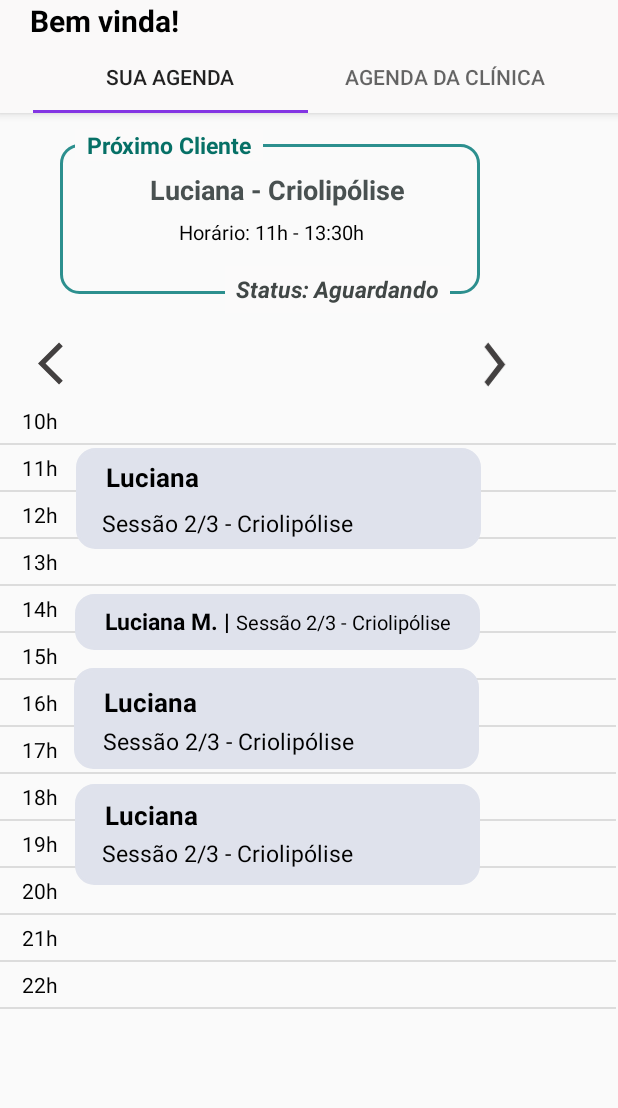
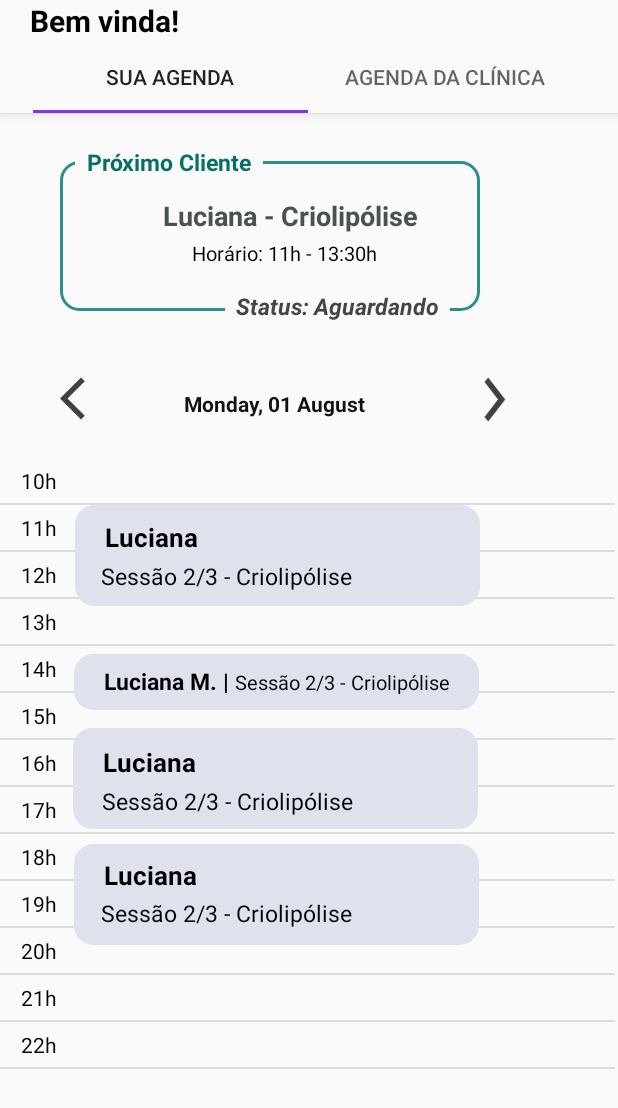
Before and after one commit to kiragb/Projeto_Clinica, an Android app: the SuaAgendaActivity screen opened directly, with no data from a screen before it, on a phone screen of 412 x 824 dp. Shown: the top 1108 px of the screen. Run offline under Robolectric (Android 15) with nearby library versions, the light colour scheme and no system bars.

Commit message:
Data colocada

```diff
--- a/app/src/main/java/com/example/projetoclinica/SuaAgendaActivity.kt
+++ b/app/src/main/java/com/example/projetoclinica/SuaAgendaActivity.kt
@@ -7,6 +7,8 @@ import android.view.ViewGroup
 import android.widget.*
 import androidx.annotation.Nullable
 import androidx.fragment.app.Fragment
+import java.text.SimpleDateFormat
+import java.util.*
 import android.content.Intent as Intent
 
 
@@ -28,6 +30,13 @@ class SuaAgendaActivity : Fragment() {
 
     override fun onViewCreated(view: View, @Nullable savedInstanceState: Bundle?) {
         super.onViewCreated(view, savedInstanceState)
+
+        val date = Calendar.getInstance().time
+
+        val DiaeMes = view.findViewById<TextView>(R.id.DiaeMes)
+
+        var dateTimeFormat = SimpleDateFormat("EEEE, dd MMMM ", Locale.getDefault())
+        DiaeMes!!.text = dateTimeFormat.format(date)
 
         val Agenda = view.findViewById<ListView>(R.id.Agenda)
 
--- a/app/src/main/java/com/example/projetoclinica/TelaAgendaActivity.kt
+++ b/app/src/main/java/com/example/projetoclinica/TelaAgendaActivity.kt
@@ -26,8 +26,6 @@ class TelaAgendaActivity : AppCompatActivity() {
     private lateinit var binding: ActivityTelaAgendaBinding
     override fun onCreate(savedInstanceState: Bundle?) {
         super.onCreate(savedInstanceState)
-
-
 
 
         NomeUsuario = findViewById<View>(R.id.NomeUsuario) as TextView?
--- a/app/src/main/res/layout/activity_tela_agenda.xml
+++ b/app/src/main/res/layout/activity_tela_agenda.xml
@@ -95,15 +95,15 @@
     <LinearLayout
         android:id="@+id/linearLayout2"
         android:layout_width="match_parent"
-        android:layout_height="174dp"
+        android:layout_height="279dp"
         android:layout_marginTop="50dp"
         android:orientation="vertical">
 
         <androidx.constraintlayout.widget.ConstraintLayout
 
-            android:layout_width="340dp"
-            android:layout_height="116dp"
-            android:layout_marginTop="30dp"
+            android:layout_width="355dp"
+            android:layout_height="107dp"
+            android:layout_marginTop="50dp"
             app:cardBackgroundColor="#FFFFFF"
             app:cardCornerRadius="60dp"
             app:layout_anchor="@+id/linearLayout2"
@@ -199,9 +199,11 @@
     <androidx.viewpager.widget.ViewPager
         android:id="@+id/view_pager"
         android:layout_width="match_parent"
-        android:layout_height="match_parent"
-        android:layout_marginTop="150dp"
-        app:layout_behavior="@string/appbar_scrolling_view_behavior"></androidx.viewpager.widget.ViewPager>
+        android:layout_height="wrap_content"
+        android:layout_marginTop="170dp"
+        app:layout_behavior="@string/appbar_scrolling_view_behavior">
+
+    </androidx.viewpager.widget.ViewPager>
 
 
 </androidx.coordinatorlayout.widget.CoordinatorLayout>
--- a/app/src/main/res/layout/sua_agenda.xml
+++ b/app/src/main/res/layout/sua_agenda.xml
@@ -14,6 +14,7 @@
             android:layout_width="40dp"
             android:layout_height="35dp"
             android:layout_marginStart="310dp"
+            android:layout_marginTop="3dp"
             android:src="@drawable/ic_navegar"
             app:layout_constraintBottom_toBottomOf="parent"
             app:layout_constraintEnd_toEndOf="parent"
@@ -25,35 +26,29 @@
 
         <TextView
             android:id="@+id/DiaeMes"
-            android:layout_width="120dp"
-            android:layout_height="20dp"
-            android:layout_marginStart="55dp"
-            android:layout_marginTop="10dp"
+            android:layout_width="150dp"
+            android:layout_height="wrap_content"
+            android:layout_marginStart="-240dp"
+            android:layout_marginTop="-10dp"
             android:gravity="center_horizontal"
-            android:text="alo"
             android:textColor="#121212"
-            android:textStyle="bold"
-            app:layout_constraintBottom_toBottomOf="parent"
-            app:layout_constraintEnd_toEndOf="parent"
-            app:layout_constraintHorizontal_bias="0.498"
-            app:layout_constraintStart_toStartOf="parent"
-            app:layout_constraintTop_toTopOf="parent"
-            app:layout_constraintVertical_bias="0.066" />
+            android:textStyle="bold" />
 
 
         <ImageView
             android:id="@+id/DataAnterior"
             android:layout_width="wrap_content"
             android:layout_height="wrap_content"
-            android:layout_marginStart="-500dp"
+            android:layout_marginStart="-220dp"
+            android:layout_marginTop="3dp"
             android:src="@drawable/ic_voltar" />
 
         <ListView
             android:id="@+id/Agenda"
             android:layout_width="411dp"
             android:layout_height="438dp"
-            android:layout_marginStart="-60dp"
-            android:layout_marginTop="40dp"
+            android:layout_marginStart="-75dp"
+            android:layout_marginTop="60dp"
             tools:ignore="NestedScrolling">
 
         </ListView>
@@ -64,7 +59,7 @@
             android:layout_width="270dp"
             android:layout_height="67dp"
             android:layout_marginStart="-360dp"
-            android:layout_marginTop="73dp"
+            android:layout_marginTop="91dp"
             android:background="@drawable/rotulo"
             android:backgroundTint="#DFE2EC">
 
@@ -75,7 +70,7 @@
             android:layout_width="197dp"
             android:layout_height="35dp"
             android:layout_marginLeft="-250dp"
-            android:layout_marginTop="60dp"
+            android:layout_marginTop="80dp"
             android:gravity="left"
             android:text="@string/luciana"
             android:textColor="#000000"
@@ -86,9 +81,9 @@
         <TextView
             android:id="@+id/textView4"
             android:layout_width="197dp"
-            android:layout_height="35dp"
+            android:layout_height="45dp"
             android:layout_marginLeft="-200dp"
-            android:layout_marginTop="90dp"
+            android:layout_marginTop="105dp"
             android:gravity="left"
             android:text="@string/Nome_da_Sessao"
             android:textColor="#000000"
@@ -101,7 +96,7 @@
             android:layout_width="270dp"
             android:layout_height="37dp"
             android:layout_marginStart="-215dp"
-            android:layout_marginTop="155dp"
+            android:layout_marginTop="175dp"
             android:background="@drawable/rotulo"
             android:backgroundTint="#DFE2EC">
 
@@ -113,7 +108,7 @@
             android:layout_width="197dp"
             android:layout_height="35dp"
             android:layout_marginLeft="-250dp"
-            android:layout_marginTop="155dp"
+            android:layout_marginTop="175dp"
             android:gravity="left"
             android:text="Luciana M. |"
             android:textColor="#000000"
@@ -126,7 +121,7 @@
             android:layout_width="167dp"
             android:layout_height="35dp"
             android:layout_marginLeft="-110dp"
-            android:layout_marginTop="155dp"
+            android:layout_marginTop="175dp"
             android:gravity="left"
             android:text="Sessão 2/3 - Criolipólise"
             android:textColor="#000000"
@@ -140,7 +135,7 @@
             android:layout_width="270dp"
             android:layout_height="67dp"
             android:layout_marginStart="-275dp"
-            android:layout_marginTop="220dp"
+            android:layout_marginTop="240dp"
             android:background="@drawable/rotulo"
             android:backgroundTint="#DFE2EC">
 
@@ -151,7 +146,7 @@
             android:layout_width="197dp"
             android:layout_height="35dp"
             android:layout_marginLeft="-250dp"
-            android:layout_marginTop="210dp"
+            android:layout_marginTop="230dp"
             android:gravity="left"
             android:text="@string/luciana"
             android:textColor="#000000"
@@ -164,7 +159,7 @@
             android:layout_width="197dp"
             android:layout_height="35dp"
             android:layout_marginLeft="-198dp"
-            android:layout_marginTop="235dp"
+            android:layout_marginTop="255dp"
             android:gravity="left"
             android:text="@string/Nome_da_Sessao"
             android:textColor="#000000"
@@ -178,7 +173,7 @@
             android:layout_width="270dp"
             android:layout_height="67dp"
             android:layout_marginStart="-216dp"
-            android:layout_marginTop="297dp"
+            android:layout_marginTop="317dp"
             android:background="@drawable/rotulo"
             android:backgroundTint="#DFE2EC">
 
@@ -189,7 +184,7 @@
             android:layout_width="197dp"
             android:layout_height="35dp"
             android:layout_marginLeft="-250dp"
-            android:layout_marginTop="285dp"
+            android:layout_marginTop="305dp"
             android:gravity="left"
             android:text="Luciana"
             android:textColor="#000000"
@@ -202,7 +197,7 @@
             android:layout_width="197dp"
             android:layout_height="35dp"
             android:layout_marginLeft="-199dp"
-            android:layout_marginTop="310dp"
+            android:layout_marginTop="330dp"
             android:gravity="left"
             android:text="@string/Nome_da_Sessao"
             android:textColor="#000000"
```
